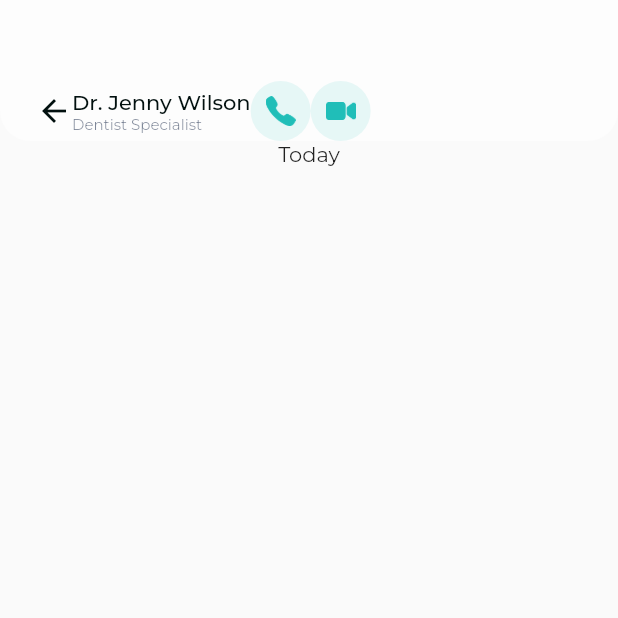
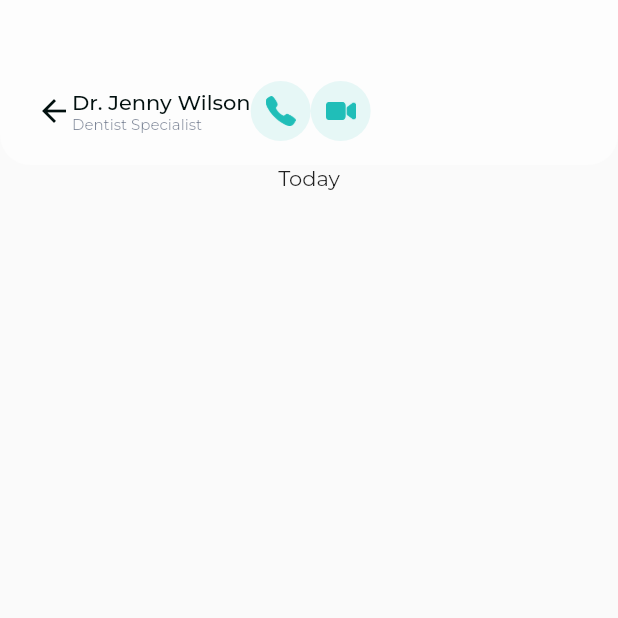
Before and after one commit to romofel/flutter-ui_practice-medical, a Flutter app: the ChatScreen screen opened directly, on a phone screen of 412 x 824 dp, the top half of it. Run offline on Flutter 3.47's test engine with Material 2 defaults, Android fonts, the phone set to English and light mode, and no system bars; our stand-ins replace google_fonts.

Commit message:
Add bottom padding to bar

```diff
--- a/lib/screens/chat_screen.dart
+++ b/lib/screens/chat_screen.dart
@@ -9,7 +9,8 @@ class ChatScreen extends StatelessWidget {
       body: Column(
         children: [
           Container(
-            padding: const EdgeInsets.only(top: 54, left: 24, right: 24),
+            padding:
+                const EdgeInsets.only(top: 54, bottom: 16, left: 24, right: 24),
             decoration: const BoxDecoration(
               color: Color(0x80FFFFFF),
               borderRadius: BorderRadius.only(
```
